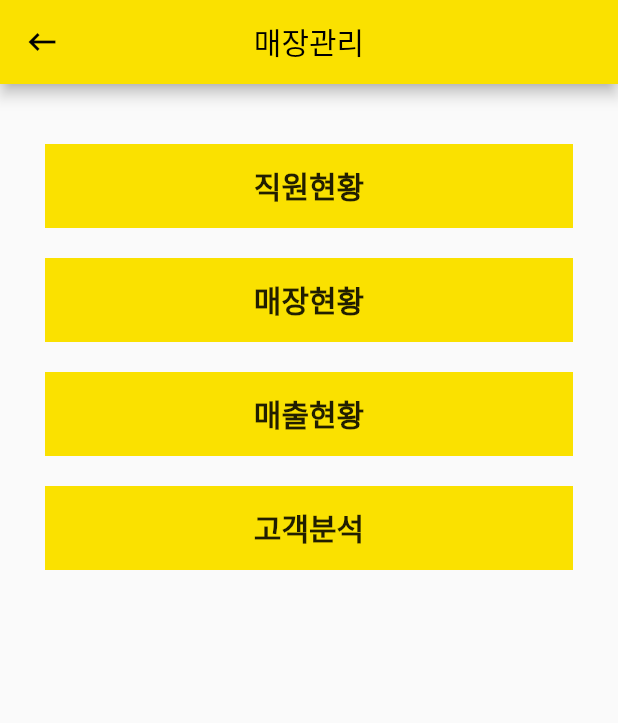
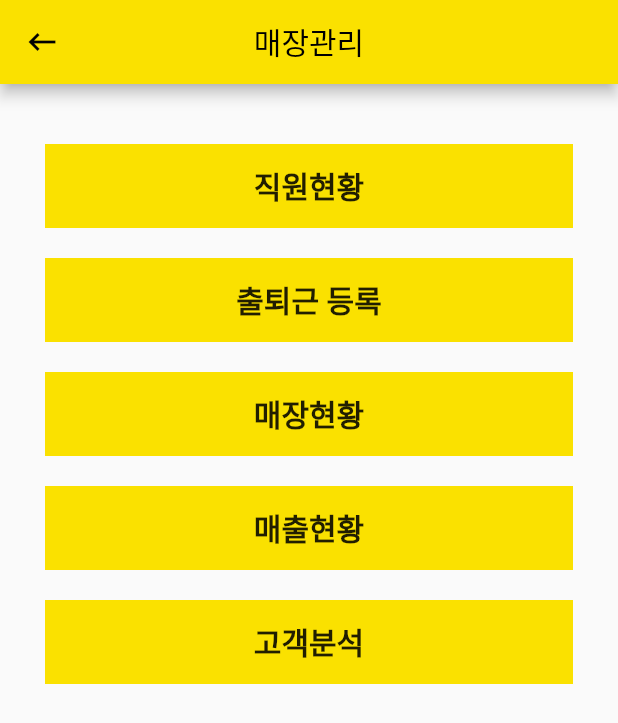
Before and after one commit to FEFastEasy/FEFE, a Flutter app: the Manage screen opened directly, on a phone screen of 412 x 824 dp. Shown: the top 723 px of the screen. Run offline on Flutter 3.47's test engine with Material 2 defaults, Android fonts, the phone set to English and light mode, and no system bars; our stand-ins replace image_picker; missing offline and left inert: qr_code_scanner.

Commit message:
230924_manage create

```diff
--- a/lib/info/detail/manage.dart
+++ b/lib/info/detail/manage.dart
@@ -1,8 +1,8 @@
 import 'package:flutter/material.dart';
-import '../infodetail/manage/analysis.dart';
-import '../infodetail/manage/employee.dart';
-import '../infodetail/manage/sales.dart';
-import '../infodetail/manage/store.dart';
+import '../manage/analysis.dart';
+import '../manage/employee.dart';
+import '../manage/sales.dart';
+import '../manage/store.dart';
 
 class Manage extends StatelessWidget {
   const Manage({Key? key}) : super(key: key);
@@ -60,6 +60,8 @@ class Manage extends StatelessWidget {
               SizedBox(height: 40),
               _buildItem(context, '직원현황', Employee()),
               SizedBox(height: 20),
+              _buildItem(context, '출퇴근 등록', Store()),
+              SizedBox(height: 20),
               _buildItem(context, '매장현황', Store()),
               SizedBox(height: 20),
               _buildItem(context, '매출현황', Sales()),
```
